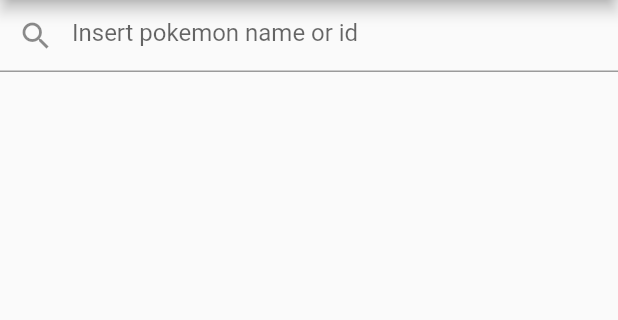
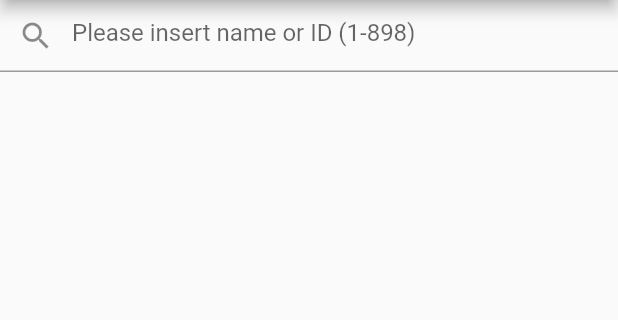
Before and after one commit to stevencalderwood/pokemon_project, a Flutter app: the screen it shows after launch, after a tap on the "search" icon, on a phone screen of 412 x 824 dp, the part 84-404 px from its top. Run offline on Flutter 3.47's test engine with Material 2 defaults, Android fonts, the phone set to English and light mode, and no system bars; network calls fail.

```diff
--- a/lib/constants/constants.dart
+++ b/lib/constants/constants.dart
@@ -7,16 +7,21 @@ abstract class Constant {
   ///
   /// char: a-z and hyphen (-)
   ///
-  /// constraints: hyphen is not allowed in first or last postion
+  /// constraints: hyphen is not allowed in first or last position
   static const String regex = r'^(?!-|.*-$)[a-z-]{3,}';
+  static const String jsonPath = 'data/pokemon_data.json';
 }
 
 abstract class Label {
+  static const String appName = 'Pokemon API Project';
   static const String error = 'There was a problem. Please try later';
-  static const String invalidID = 'Invalid Id';
+  static const String invalidId = 'Invalid Id';
   static const String invalidName = 'Invalid name';
   static const String titleHome = 'Pokemon Project 1';
   static const String titleSecond = 'Pokemon Project 2';
   static const String titleSearch = 'Search Pokemon';
-  static const String inputHint = 'Insert pokemon name or id';
+  static const String inputHint = 'Please insert name or ID (1-898)';
+  static const String pokemonNotFound = 'No pokemon was found';
+  static const String maybeLookingFor = 'Maybe you were looking for...';
+  static String resultsNumber({required int displayed, required int total}) => '$displayed of $total results';
 }
--- /dev/null
+++ b/lib/controllers/api.dart
@@ -0,0 +1,19 @@
+import 'dart:convert';
+import 'package:http/http.dart' as http;
+import 'package:pokemon_project/models/service_result.dart';
+
+abstract class Api {
+  /// Makes a GET request to any [url] passed to the function.
+  ///
+  /// Returns a [ServiceResult] with the data or the error if it fails.
+  static Future<ServiceResult> getRequest(String url) async {
+    try {
+      final Uri uri = Uri.parse(url);
+      final http.Response response = await http.get(uri);
+      final Map<String, dynamic> decoded = jsonDecode(response.body) as Map<String, dynamic>;
+      return ServiceResult<Map<String, dynamic>>(data: decoded);
+    } catch (e) {
+      return ServiceResult(error: e.toString());
+    }
+  }
+}
--- a/lib/controllers/controller.dart
+++ b/lib/controllers/controller.dart
@@ -1,27 +1,23 @@
-import 'package:pokemon_project/controllers/controller_api.dart';
-import 'package:pokemon_project/controllers/controller_json.dart';
 import 'package:pokemon_project/models/pokemon.dart';
-import 'package:pokemon_project/models/api.dart';
+import 'package:pokemon_project/controllers/api.dart';
 import 'package:flutter/material.dart';
+import 'package:pokemon_project/models/service_result.dart';
 import 'package:pokemon_project/widgets/card_widget.dart';
-
-abstract class Provider {
-  static ControllerApi api = ControllerApi();
-  static ControllerJson json = ControllerJson();
-}
 
 abstract class Controller {
   final List<Pokemon> pokemonList = [];
   List<Pokemon> _searchResults = [];
   int _start = 0;
 
+  Future<List<Widget>> getPokemon();
+
   static Future<PokemonInfo?> getPokemonInfo({
     required String url,
-    Future<Map<String, dynamic>> Function(String) apiCall = Api.getRequest,
+    Future<ServiceResult> Function(String) apiCall = Api.getRequest,
   }) async {
-    Map<String, dynamic> result = await apiCall(url);
-    if (result['error'] != null) return null;
-    return PokemonInfo.fromJson(result);
+    final ServiceResult result = await apiCall(url);
+    if (result.error != null) return null;
+    return PokemonInfo.fromJson(result.data as Map<String, dynamic>);
   }
 
   List<Widget> toWidget(List<Pokemon> pokemon) {
--- a/lib/controllers/controller_api.dart
+++ b/lib/controllers/controller_api.dart
@@ -1,21 +1,23 @@
 import 'package:pokemon_project/models/pokemon.dart';
 import 'package:pokemon_project/constants/constants.dart';
 import 'package:flutter/material.dart';
-import 'package:pokemon_project/models/api.dart';
+import 'package:pokemon_project/controllers/api.dart';
 import 'package:pokemon_project/controllers/controller.dart';
+import 'package:pokemon_project/models/service_result.dart';
 import 'package:pokemon_project/widgets/card_widget.dart';
 
 class ControllerApi extends Controller {
   bool noResults = false;
   String _requestUrl = Constant.pokemonAPI;
 
-  Future<List<Widget>> getPokemon({Future<Map<String, dynamic>> Function(String) apiCall = Api.getRequest}) async {
+  @override
+  Future<List<Widget>> getPokemon({Future<ServiceResult> Function(String) apiCall = Api.getRequest}) async {
     if (_requestUrl == '') return [];
-    Map<String, dynamic> result = await apiCall(_requestUrl);
-    if (result['error'] != null) return [];
-    _requestUrl = result['next'] ?? '';
+    final ServiceResult result = await apiCall(_requestUrl);
+    if (result.error != null) return [];
+    _requestUrl = result.data['next'] ?? '';
     final List<Pokemon> newPokemon = [];
-    for (Map<String, dynamic> pokemon in result['results']) {
+    for (Map<String, dynamic> pokemon in result.data['results']) {
       newPokemon.add(Pokemon.fromJson(pokemon));
     }
     pokemonList.addAll(newPokemon);
--- a/lib/controllers/controller_json.dart
+++ b/lib/controllers/controller_json.dart
@@ -1,22 +1,23 @@
 import 'dart:convert';
+import 'package:flutter/material.dart';
 import 'package:flutter/services.dart' show rootBundle;
 import 'package:pokemon_project/constants/constants.dart';
 import 'package:pokemon_project/controllers/controller.dart';
 import 'package:pokemon_project/models/pokemon.dart';
-import 'package:flutter/material.dart';
 
 class ControllerJson extends Controller {
   final int _maxLength = Constant.pokemonMax;
   int _start = 0;
 
   Future<void> _loadJson() async {
-    String jsonString = await rootBundle.loadString('data/pokemon_data.json');
+    String jsonString = await rootBundle.loadString(Constant.jsonPath);
     Map<String, dynamic> jsonMap = json.decode(jsonString);
     for (Map<String, dynamic> entry in jsonMap['results']) {
       pokemonList.add(Pokemon.fromJson(entry));
     }
   }
 
+  @override
   Future<List<Widget>> getPokemon() async {
     if (pokemonList.isEmpty) {
       await _loadJson();
--- /dev/null
+++ b/lib/controllers/provider.dart
@@ -0,0 +1,7 @@
+import 'package:pokemon_project/controllers/controller_api.dart';
+import 'package:pokemon_project/controllers/controller_json.dart';
+
+abstract class Provider {
+  static ControllerApi fullApi = ControllerApi();
+  static ControllerJson json = ControllerJson();
+}
--- a/lib/main.dart
+++ b/lib/main.dart
@@ -1,4 +1,5 @@
 import 'package:flutter/material.dart';
+import 'package:pokemon_project/constants/constants.dart';
 import 'package:pokemon_project/views/home_view.dart';
 import 'package:pokemon_project/views/search_view.dart';
 import 'package:pokemon_project/views/second_view.dart';
@@ -13,7 +14,7 @@ class MyApp extends StatelessWidget {
   @override
   Widget build(BuildContext context) {
     return MaterialApp(
-      title: 'Pokemon API Project',
+      title: Label.appName,
       debugShowCheckedModeBanner: false,
       theme: ThemeData(primarySwatch: Colors.blue),
       initialRoute: '/v1/',
--- a/lib/models/api.dart
+++ /dev/null
@@ -1,14 +0,0 @@
-import 'dart:convert';
-import 'package:http/http.dart' as http;
-
-abstract class Api {
-  static Future<Map<String, dynamic>> getRequest(String url) async {
-    try {
-      final Uri uri = Uri.parse(url);
-      final http.Response response = await http.get(uri);
-      return jsonDecode(response.body) as Map<String, dynamic>;
-    } catch (e) {
-      return {'error': e.toString()};
-    }
-  }
-}
--- a/lib/views/home_view.dart
+++ b/lib/views/home_view.dart
@@ -1,5 +1,5 @@
 import 'package:flutter/material.dart';
-import 'package:pokemon_project/controllers/controller.dart';
+import 'package:pokemon_project/controllers/provider.dart';
 import 'package:pokemon_project/widgets/main_widget.dart';
 
 class FirstView extends StatelessWidget {
@@ -10,7 +10,7 @@ class FirstView extends StatelessWidget {
     return MainWidget(
       action: (value) => Navigator.pushNamed(context, '/v2/'),
       version: ProjectVersion.first,
-      controllerApi: Provider.api,
+      controllerApi: Provider.fullApi,
     );
   }
 }
--- a/lib/views/search_view.dart
+++ b/lib/views/search_view.dart
@@ -1,6 +1,6 @@
 import 'package:flutter/material.dart';
 import 'package:pokemon_project/constants/constants.dart';
-import 'package:pokemon_project/controllers/controller.dart';
+import 'package:pokemon_project/controllers/provider.dart';
 import 'package:pokemon_project/controllers/controller_json.dart';
 import 'package:pokemon_project/controllers/controller_api.dart';
 import 'package:pokemon_project/widgets/input_widget.dart';
@@ -70,17 +70,19 @@ class _SearchViewSecondState extends State<SearchViewSecond> {
             textInputAction: TextInputAction.search,
             onChanged: _search,
           ),
-          ..._results.isNotEmpty ? [Text('${_results.length} of ${_controller.results} results:')] : [],
-          Expanded(
-            child: _results.isNotEmpty
-                ? SingleChildScrollView(
-                    controller: _scrollController,
-                    child: Column(
-                      children: _results,
+          ..._results.isNotEmpty
+              ? [Text(Label.resultsNumber(displayed: _results.length, total: _controller.results))]
+              : [],
+          ..._results.isNotEmpty
+              ? [
+                  Expanded(
+                    child: SingleChildScrollView(
+                      controller: _scrollController,
+                      child: Column(children: _results),
                     ),
                   )
-                : const Center(),
-          ),
+                ]
+              : []
         ],
       ),
     );
@@ -95,7 +97,7 @@ class SearchViewFirst extends StatefulWidget {
 }
 
 class _SearchViewFirstState extends State<SearchViewFirst> {
-  final ControllerApi _controller = Provider.api;
+  final ControllerApi _controller = Provider.fullApi;
   late final ScrollController _scrollController;
   List<Widget> _results = [];
   bool _isLoading = false;
@@ -162,8 +164,8 @@ class _SearchViewFirstState extends State<SearchViewFirst> {
           InputWidget(onSubmit: _search, onReset: _reset),
           ..._controller.results > 0
               ? [
-                  Text('${_results.length} of ${_controller.results} results:'),
-                  const Text('Maybe you were looking for...'),
+                  Text(Label.resultsNumber(displayed: _results.length, total: _controller.results)),
+                  const Text(Label.maybeLookingFor),
                 ]
               : [],
           Expanded(
@@ -177,7 +179,7 @@ class _SearchViewFirstState extends State<SearchViewFirst> {
                         ),
                       )
                     : _controller.noResults
-                        ? const Center(child: Text('No pokemon found'))
+                        ? const Center(child: Text(Label.pokemonNotFound))
                         : const Center(),
           ),
         ],
--- a/lib/views/second_view.dart
+++ b/lib/views/second_view.dart
@@ -1,5 +1,5 @@
 import 'package:flutter/material.dart';
-import 'package:pokemon_project/controllers/controller.dart';
+import 'package:pokemon_project/controllers/provider.dart';
 import 'package:pokemon_project/widgets/main_widget.dart';
 
 class SecondView extends StatelessWidget {
--- a/lib/widgets/input_widget.dart
+++ b/lib/widgets/input_widget.dart
@@ -1,6 +1,6 @@
 import 'package:flutter/material.dart';
 import 'package:pokemon_project/constants/constants.dart';
-import 'package:pokemon_project/controllers/pokemon_finder.dart';
+import 'package:pokemon_project/controllers/validator.dart';
 import 'package:pokemon_project/models/service_result.dart';
 
 class InputWidget extends StatefulWidget {
@@ -50,7 +50,7 @@ class _InputWidgetState extends State<InputWidget> {
       controller: _controller,
       onSubmitted: (text) {
         if (text.isEmpty) return;
-        final ServiceResult result = pokemonValidator(value: text);
+        final ServiceResult result = Validator.validatePokemon(input: text);
         setState(() => _errorText = result.error);
         if (_errorText != null) return;
         widget.onSubmit(result.data.toString());
```
Also changed, not shown: lib/controllers/pokemon_finder.dart (deleted, +0 -30 lines), lib/controllers/validator.dart (added, +40 -0 lines), lib/widgets/scroll_view_widget.dart (+1 -7 lines), 2 other files.
